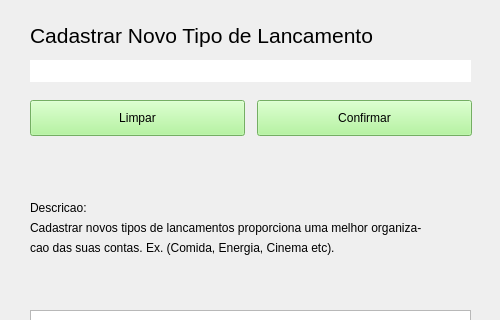
This is VirtualWallet/src/vision/wnewreleasetype.ui in joaovicentesouto/INE5417 as Qt 5 draws it before an edit; both pictures show x 0 to 500 and y 0 to 320 of the 500 by 670 pixel window. The edited form follows.
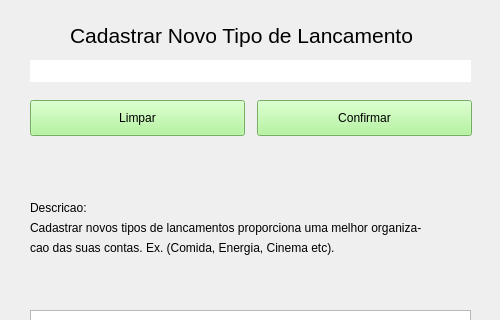
This is the edited form.

The edit to the form file:
```diff
--- a/VirtualWallet/src/vision/wnewreleasetype.ui
+++ b/VirtualWallet/src/vision/wnewreleasetype.ui
@@ -54,9 +54,9 @@
   <widget class="QLabel" name="Title">
    <property name="geometry">
     <rect>
-     <x>30</x>
+     <x>70</x>
      <y>20</y>
-     <width>371</width>
+     <width>361</width>
      <height>31</height>
     </rect>
    </property>
```
